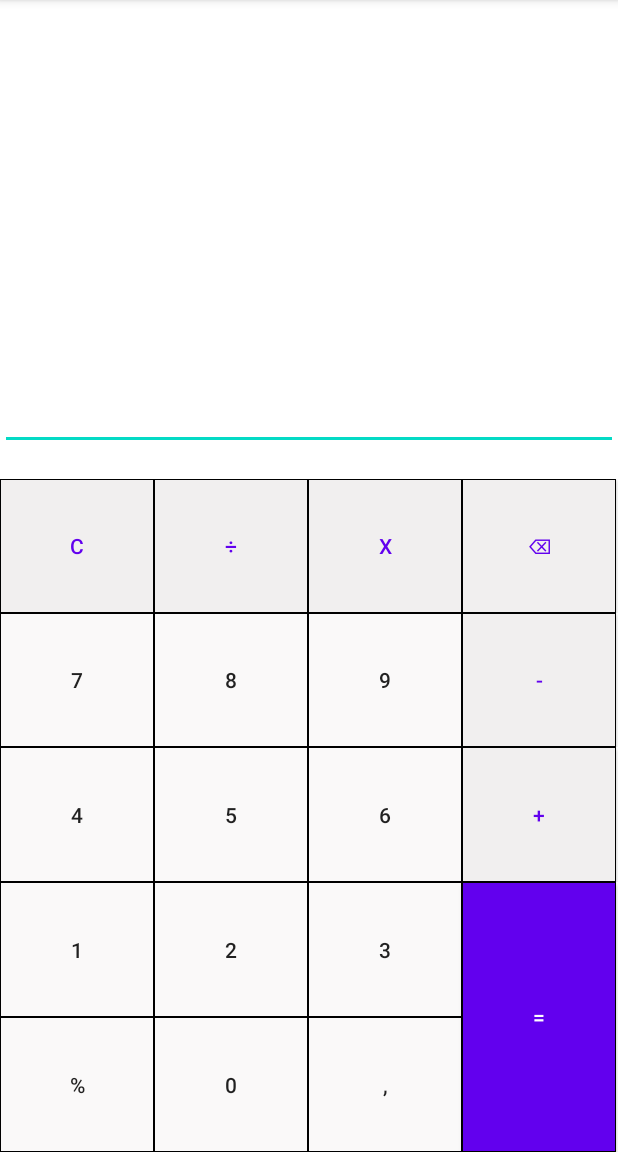
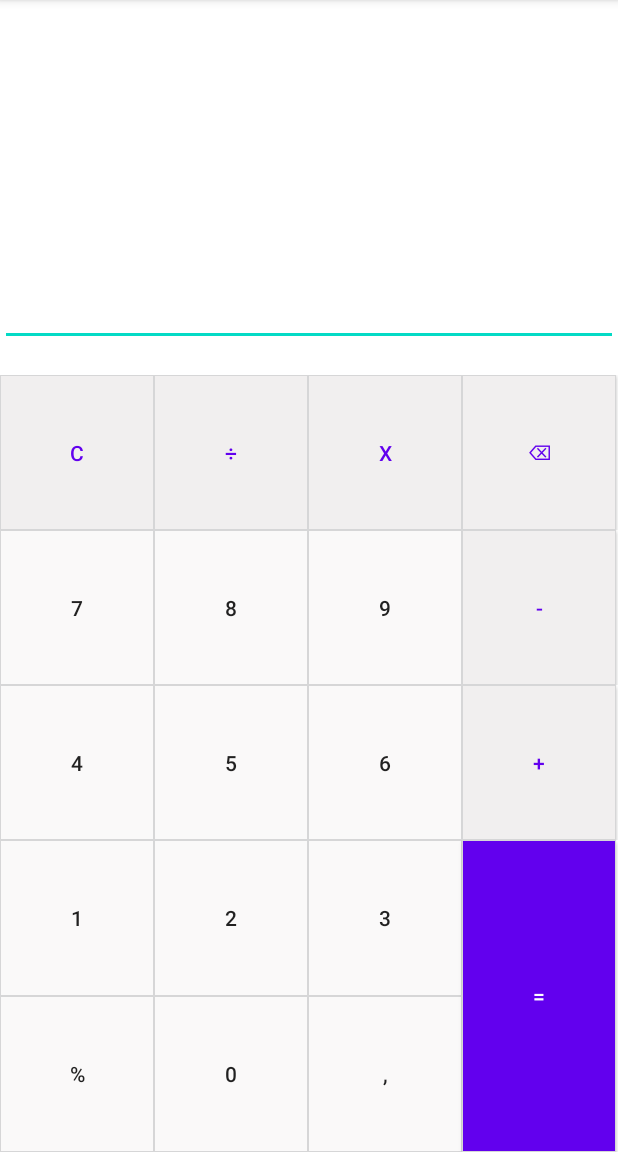
Before and after one commit to tuananhdeveloper/SimpleCalculator, an Android app: the screen it shows after launch (MainActivity), on a phone screen of 412 x 824 dp, the part 84-1236 px from its top. Run offline under Robolectric (Android 15) with nearby library versions, the phone set to English and light mode, and no system bars.

Commit message:
fix convention

```diff
--- a/app/src/main/java/com/tuananh/app/calculatorapp/MainActivity.kt
+++ b/app/src/main/java/com/tuananh/app/calculatorapp/MainActivity.kt
@@ -19,7 +19,6 @@ class MainActivity : AppCompatActivity() {
         super.onCreate(savedInstanceState)
         setContentView(R.layout.activity_main)
     }
-
 
     fun handleNumberBtnClick(v: View) {
         var button = v as Button
@@ -70,7 +69,6 @@ class MainActivity : AppCompatActivity() {
         text_result.setText("")
     }
 
-
     private fun appendTextToExpressionText(text: String) {
         text_expression.append(text)
     }
--- a/app/src/main/res/drawable/btn_action.xml
+++ b/app/src/main/res/drawable/btn_action.xml
@@ -4,5 +4,5 @@
     <stroke android:color="@color/black"
         android:width="@dimen/btn_border_width"/>
 
-    <solid android:color="@color/gray1"/>
+    <solid android:color="@color/gallery"/>
 </shape>
--- a/app/src/main/res/drawable/btn_number.xml
+++ b/app/src/main/res/drawable/btn_number.xml
@@ -5,5 +5,5 @@
     <stroke android:color="@color/black"
         android:width="@dimen/btn_border_width"/>
 
-    <solid android:color="@color/gray"/>
+    <solid android:color="@color/alabaster"/>
 </shape>
--- a/app/src/main/res/drawable/btn_operator.xml
+++ b/app/src/main/res/drawable/btn_operator.xml
@@ -4,5 +4,5 @@
     <stroke android:color="@color/black"
         android:width="@dimen/btn_border_width"/>
 
-    <solid android:color="@color/gray1"/>
+    <solid android:color="@color/gallery"/>
 </shape>
--- a/app/src/main/res/layout/activity_main.xml
+++ b/app/src/main/res/layout/activity_main.xml
@@ -5,11 +5,11 @@
     android:layout_height="match_parent"
     >
 
-
     <EditText
         android:id="@+id/text_expression"
         android:layout_width="0dp"
-        android:layout_height="300dp"
+        android:layout_height="0dp"
+        app:layout_constraintHeight_percent="0.3"
         android:ems="10"
         app:layout_constraintEnd_toEndOf="parent"
         app:layout_constraintHorizontal_bias="0.422"
@@ -19,13 +19,12 @@
 
     <TextView
         android:id="@+id/text_result"
-        app:layout_constraintTop_toBottomOf="@id/text_expression"
+        android:layout_width="0dp"
+        android:layout_height="wrap_content"
+        android:gravity="right"
         app:layout_constraintLeft_toLeftOf="parent"
         app:layout_constraintRight_toRightOf="parent"
-        android:layout_width="match_parent"
-        android:layout_height="wrap_content"
-        android:gravity="right"
-        />
+        app:layout_constraintTop_toBottomOf="@id/text_expression" />
 
     <TableLayout
         android:layout_width="0dp"
@@ -124,7 +123,6 @@
                 android:background="@drawable/btn_number"
                 android:layout_height="match_parent"
                 android:onClick="handleNumberBtnClick"
-
                 />
 
             <androidx.appcompat.widget.AppCompatButton android:text="@string/text_add"
@@ -208,7 +206,7 @@
                 android:background="@drawable/btn_equality"
                 android:onClick="handleActionBtnClick"
                 android:text="@string/text_equality"
-                android:textColor="@color/white" />
+                android:textColor="@android:color/white" />
         </TableRow>
     </TableLayout>
 
--- a/app/src/main/res/values-night/themes.xml
+++ b/app/src/main/res/values-night/themes.xml
@@ -4,11 +4,11 @@
         <!-- Primary brand color. -->
         <item name="colorPrimary">@color/purple_200</item>
         <item name="colorPrimaryVariant">@color/purple_700</item>
-        <item name="colorOnPrimary">@color/black</item>
+        <item name="colorOnPrimary">@android:color/black</item>
         <!-- Secondary brand color. -->
         <item name="colorSecondary">@color/teal_200</item>
         <item name="colorSecondaryVariant">@color/teal_200</item>
-        <item name="colorOnSecondary">@color/black</item>
+        <item name="colorOnSecondary">@android:color/black</item>
         <!-- Status bar color. -->
         <item name="android:statusBarColor" tools:targetApi="l">?attr/colorPrimaryVariant</item>
         <!-- Customize your theme here. -->
--- a/app/src/main/res/values/colors.xml
+++ b/app/src/main/res/values/colors.xml
@@ -5,8 +5,6 @@
     <color name="purple_700">#FF3700B3</color>
     <color name="teal_200">#FF03DAC5</color>
     <color name="teal_700">#FF018786</color>
-    <color name="black">#FF000000</color>
-    <color name="white">#FFFFFFFF</color>
-    <color name="gray">#FAF9F9</color>
-    <color name="gray1">#F1EFEF</color>
+    <color name="alabaster">#FAF9F9</color>
+    <color name="gallery">#F1EFEF</color>
 </resources>
--- a/app/src/main/res/values/themes.xml
+++ b/app/src/main/res/values/themes.xml
@@ -4,11 +4,11 @@
         <!-- Primary brand color. -->
         <item name="colorPrimary">@color/purple_500</item>
         <item name="colorPrimaryVariant">@color/purple_700</item>
-        <item name="colorOnPrimary">@color/white</item>
+        <item name="colorOnPrimary">@android:color/white</item>
         <!-- Secondary brand color. -->
         <item name="colorSecondary">@color/teal_200</item>
         <item name="colorSecondaryVariant">@color/teal_700</item>
-        <item name="colorOnSecondary">@color/black</item>
+        <item name="colorOnSecondary">@android:color/black</item>
         <!-- Status bar color. -->
         <item name="android:statusBarColor" tools:targetApi="l">?attr/colorPrimaryVariant</item>
         <!-- Customize your theme here. -->
```
Also changed, not shown: app/src/main/java/com/tuananh/app/calculatorapp/Calculator.kt (+9 -6 lines), app/build.gradle (line endings or trailing spaces), app/src/main/AndroidManifest.xml (line endings or trailing spaces), app/src/main/res/drawable/btn_equality.xml (line endings or trailing spaces), app/src/main/res/values/dimens.xml (line endings or trailing spaces), app/src/main/res/values/strings.xml (line endings or trailing spaces), build.gradle (line endings or trailing spaces), 1 other file.
